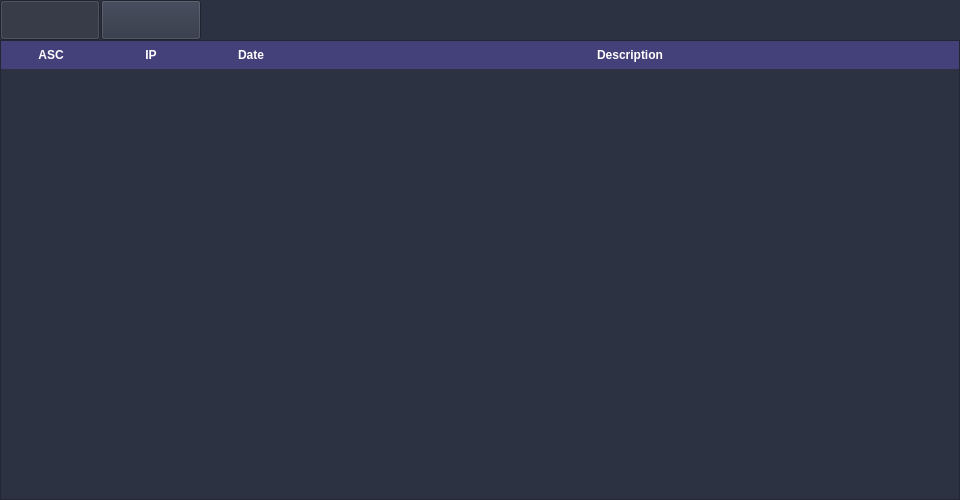
Qt form components/page3/page3.ui (TF-LAVENDER/Lavender) before a commit.
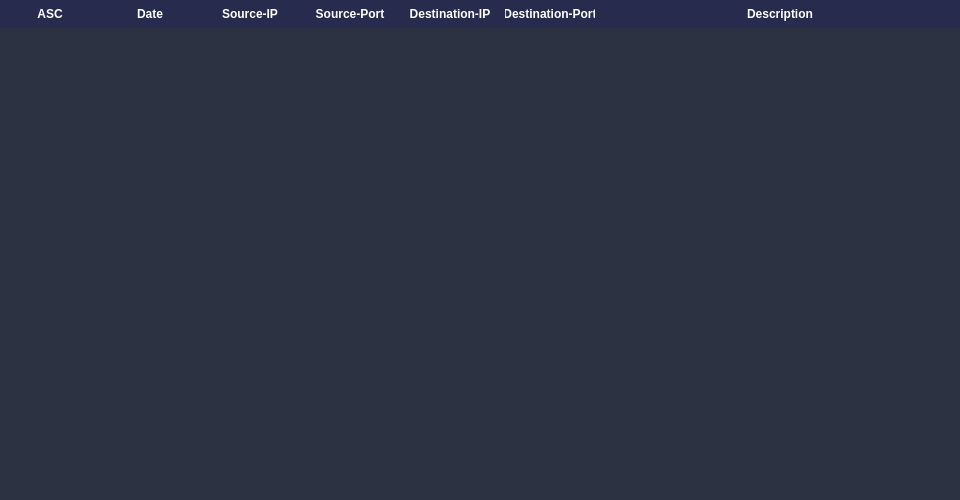
The same form after that commit. Icons and pictures are not drawn.

```diff
--- a/components/page3/page3.ui
+++ b/components/page3/page3.ui
@@ -32,112 +32,20 @@
    <property name="bottomMargin">
     <number>0</number>
    </property>
-   <item>
-    <widget class="QWidget" name="headerWidget" native="true">
-     <property name="minimumSize">
-      <size>
-       <width>0</width>
-       <height>40</height>
-      </size>
-     </property>
-     <property name="maximumSize">
-      <size>
-       <width>16777215</width>
-       <height>40</height>
-      </size>
-     </property>
-     <property name="styleSheet">
-      <string notr="true">margin: 0;
-padding: 0;
-color: white;</string>
-     </property>
-     <widget class="QPushButton" name="blockedButton">
-      <property name="geometry">
-       <rect>
-        <x>0</x>
-        <y>0</y>
-        <width>100</width>
-        <height>40</height>
-       </rect>
-      </property>
-      <property name="minimumSize">
-       <size>
-        <width>100</width>
-        <height>40</height>
-       </size>
-      </property>
-      <property name="maximumSize">
-       <size>
-        <width>100</width>
-        <height>40</height>
-       </size>
-      </property>
-      <property name="styleSheet">
-       <string notr="true">border-image: url(&quot;components/page3/images/blocked_on.png&quot;);
-margin: 0;</string>
-      </property>
-      <property name="text">
-       <string/>
-      </property>
-      <property name="checkable">
-       <bool>true</bool>
-      </property>
-      <property name="checked">
-       <bool>true</bool>
-      </property>
-     </widget>
-     <widget class="QPushButton" name="allowedButton">
-      <property name="geometry">
-       <rect>
-        <x>101</x>
-        <y>0</y>
-        <width>100</width>
-        <height>40</height>
-       </rect>
-      </property>
-      <property name="minimumSize">
-       <size>
-        <width>100</width>
-        <height>40</height>
-       </size>
-      </property>
-      <property name="maximumSize">
-       <size>
-        <width>100</width>
-        <height>40</height>
-       </size>
-      </property>
-      <property name="styleSheet">
-       <string notr="true">border-image: url(&quot;components/page3/images/allowed_off.png&quot;);
-margin: 0;</string>
-      </property>
-      <property name="text">
-       <string/>
-      </property>
-      <property name="checkable">
-       <bool>true</bool>
-      </property>
-      <property name="checked">
-       <bool>false</bool>
-      </property>
-     </widget>
-    </widget>
-   </item>
    <item>
     <widget class="QTableWidget" name="tableWidget">
      <property name="styleSheet">
       <string notr="true">QTableWidget {
     gridline-color: rgb(50, 55, 100);
+    border: 0;
     alternate-background-color: rgb(68, 64, 122);
-	padding: 0;
-	margin: 0;
 }
 QTableWidget::item {
     padding: 5px;
-    border-bottom: 1px solid rgb(68, 64, 122);
+    border-bottom: 1px solid rgb(50, 55, 100);
 }
 QHeaderView::section {
-    background-color: rgb(68, 64, 122);
+    background-color: rgb(39, 43, 77);
     color: white;
     padding: 5px;
     border: none;
@@ -164,16 +72,31 @@
        <string>ASC</string>
       </property>
      </column>
-     <column>
-      <property name="text">
-       <string>IP</string>
-      </property>
-     </column>
      <column>
       <property name="text">
        <string>Date</string>
       </property>
      </column>
+     <column>
+      <property name="text">
+       <string>Source-IP</string>
+      </property>
+     </column>
+     <column>
+      <property name="text">
+       <string>Source-Port</string>
+      </property>
+     </column>
+     <column>
+      <property name="text">
+       <string>Destination-IP</string>
+      </property>
+     </column>
+     <column>
+      <property name="text">
+       <string>Destination-Port</string>
+      </property>
+     </column>
      <column>
       <property name="text">
        <string>Description</string>
```
Left out of the diff: 2 changed lines with no effect on the pictures.
